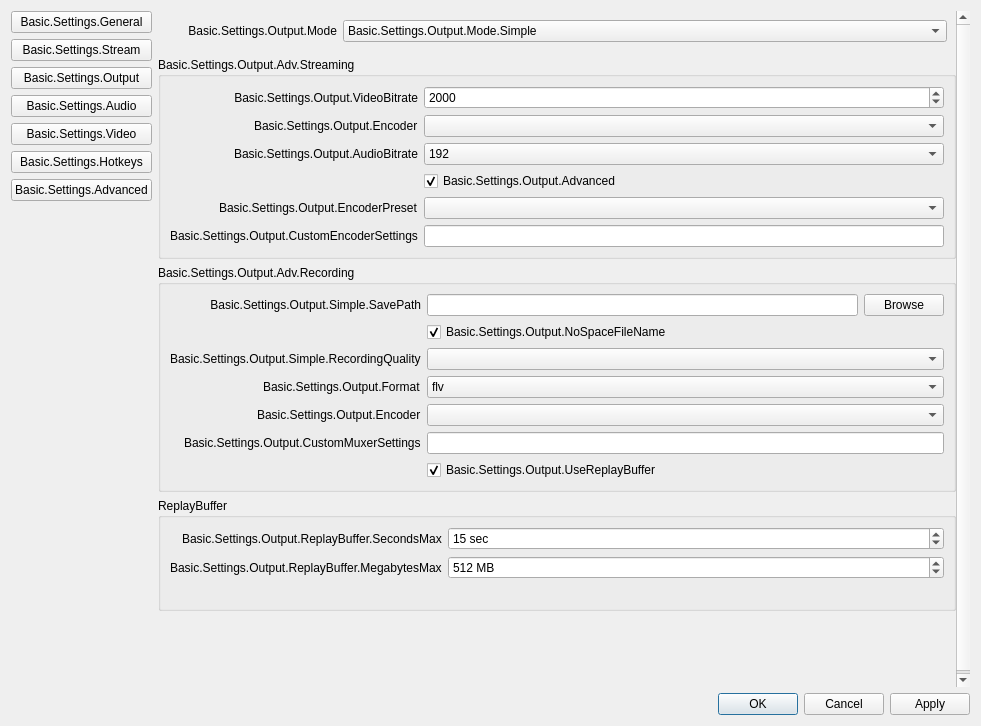
Old version of the form vendor_skins/RemoteFilming/UI/forms/OBSBasicSettings.ui in the repository CoSMoSoftware/OBS-studio-webrtc.
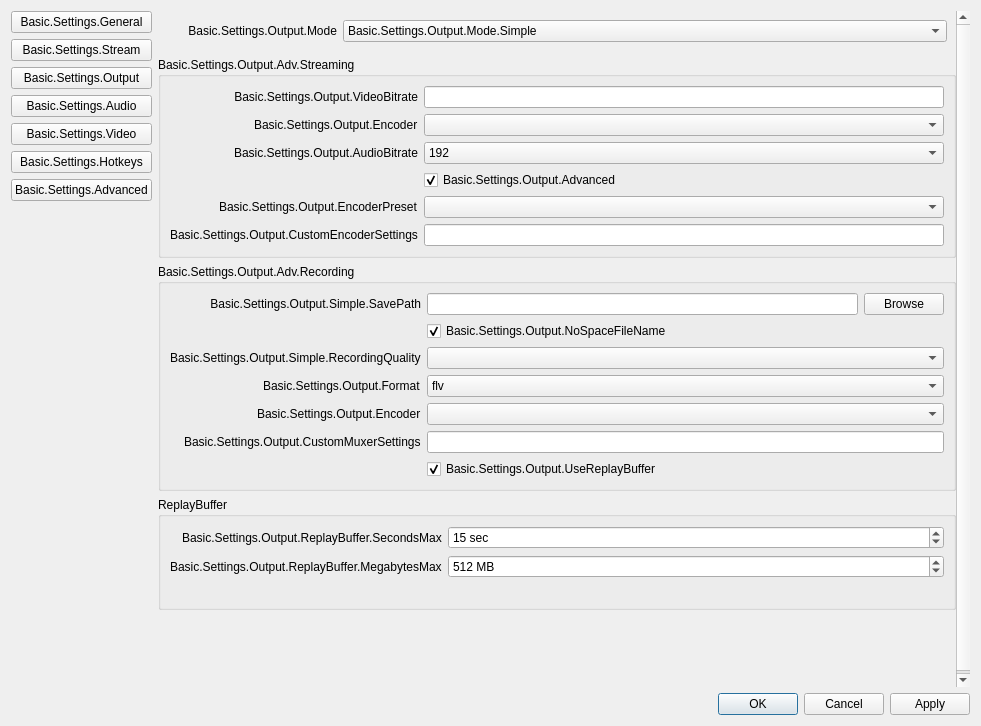
New version of the form. The open tabs and pages were chosen to show the change. Icons and pictures are not drawn. Custom widgets are drawn as their Qt base class.

Commit message: remote filming porting to v26.1.2

What changed in the file:
```diff
--- a/vendor_skins/RemoteFilming/UI/forms/OBSBasicSettings.ui
+++ b/vendor_skins/RemoteFilming/UI/forms/OBSBasicSettings.ui
@@ -1648,15 +1648,9 @@
                      </widget>
                     </item>
                     <item row="0" column="1">
-                     <widget class="QSpinBox" name="simpleOutputVBitrate">
-                      <property name="minimum">
-                       <number>200</number>
-                      </property>
-                      <property name="maximum">
-                       <number>1000000</number>
-                      </property>
-                      <property name="value">
-                       <number>2000</number>
+                     <widget class="QLineEdit" name="simpleOutputVBitrate">
+                      <property name="enabled">
+                       <bool>true</bool>
                       </property>
                      </widget>
                     </item>
```
The commit also changes 2 other files.
